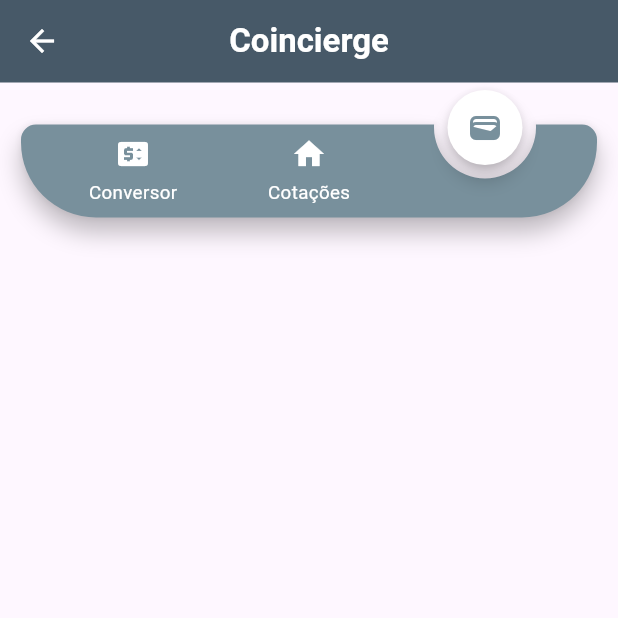
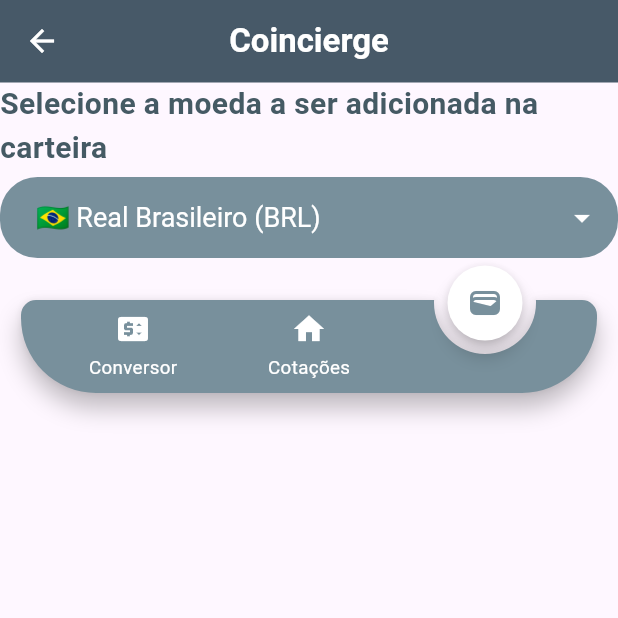
Before and after one commit to Patrickalvares/convertWallet, a Flutter app: the WalletScreen screen opened by its route, on a phone screen of 412 x 824 dp, the top half of it. Run offline on Flutter 3.47's test engine with Material 3 defaults, Android fonts, the phone set to English and light mode, and no system bars; drawn by our look-alikes of animated_notch_bottom_bar; our stand-ins replace dio, flutter_dotenv, flutter_modular, shimmer_animation, sqflite; accounts and stored records are empty; statements that could not run were skipped.

Commit message:
seletor de moedas no wallet

```diff
--- a/lib/features/wallet/wallet_controller.dart
+++ b/lib/features/wallet/wallet_controller.dart
@@ -1 +1,55 @@
-class WalletController {}
+import '../../core/data/singleton/global.dart';
+import '../../core/entities/currency_by_currency.dart';
+import '../../core/entities/currencys.dart';
+import '../../core/repository/currency_repository.dart';
+import '../../utils/helpers/base_controller.dart';
+import '../../utils/helpers/database_helper.dart';
+
+class WalletController extends BaseController {
+  WalletController({
+    required this.repository,
+    required this.dbHelper,
+  });
+
+  bool getCurrencyValuesLoading = false;
+  CurrencyByCurrency? targetCurrencyByCurrency;
+  final CurrencyRepository repository;
+  final DatabaseHelper dbHelper;
+  Currency? selectedTargetCurrency;
+  Future<void> getCurrencyValues() async {
+    getCurrencyValuesLoading = true;
+    update();
+
+    await repository
+        .obterCurrencyByCurrency(
+      params: generateCurrencyCombinations(Global.instance.selectedStandartCurrency),
+    )
+        .then((value) async {
+      await dbHelper.clearCurrencyByCurrencies();
+      Global.instance.currencies = value;
+      for (final currency in value) {
+        await dbHelper.insertCurrencyByCurrency(currency);
+      }
+    }).catchError((error) {});
+
+    getCurrencyValuesLoading = false;
+    update();
+  }
+
+  Future<void> setSourceCurrency(Currency? currency) async {
+    Global.instance.selectedStandartCurrency = currency!;
+    await getCurrencyValues();
+    targetCurrencyByCurrency = Global.instance.currencies.firstWhere((element) => element.targetCurrency == selectedTargetCurrency);
+  }
+
+  String generateCurrencyCombinations(Currency selectedCurrency) {
+    final List<String> combinations = [];
+
+    for (final Currency currency in Currency.values) {
+      if (currency != selectedCurrency) {
+        combinations.add('${currency.code}');
+      }
+    }
+    return "&currencies=${combinations.join(',')}&base_currency=${selectedCurrency.code}";
+  }
+}
--- a/lib/features/wallet/wallet_screen.dart
+++ b/lib/features/wallet/wallet_screen.dart
@@ -3,6 +3,8 @@
 
 import '../../core/common_widgets/app_bar.dart';
 import '../../core/common_widgets/bottom_navigation_bar.dart';
+import '../../core/data/singleton/global.dart';
+import '../../core/entities/currencys.dart';
 import 'wallet_controller.dart';
 
 class WalletScreen extends StatefulWidget {
@@ -24,6 +26,45 @@
       ),
       body: Column(
         children: [
+          Text(
+            'Selecione a moeda a ser adicionada na carteira',
+            style: TextStyle(
+              fontSize: 20,
+              color: Colors.blueGrey.shade700,
+              fontWeight: FontWeight.bold,
+            ),
+          ),
+          const SizedBox(height: 5),
+          DropdownButtonFormField<Currency>(
+            decoration: InputDecoration(
+              filled: true,
+              fillColor: Colors.blueGrey[400],
+              border: OutlineInputBorder(
+                borderRadius: BorderRadius.circular(25),
+                borderSide: BorderSide.none,
+              ),
+              contentPadding: const EdgeInsets.symmetric(vertical: 15, horizontal: 20),
+            ),
+            hint: const Text(
+              'Selecione uma moeda',
+              style: TextStyle(color: Colors.white, fontWeight: FontWeight.bold),
+            ),
+            value: Global.instance.selectedStandartCurrency,
+            style: const TextStyle(color: Colors.white),
+            iconDisabledColor: Colors.white,
+            iconEnabledColor: Colors.white,
+            dropdownColor: Colors.blueGrey[400],
+            onChanged: widget.controller.setSourceCurrency,
+            items: Currency.values.where((currency) => currency != widget.controller.selectedTargetCurrency).map<DropdownMenuItem<Currency>>((Currency currency) {
+              return DropdownMenuItem<Currency>(
+                value: currency,
+                child: Text(
+                  '${currency.flagEmoji} ${currency.name} (${currency.code})',
+                  style: const TextStyle(fontSize: 18),
+                ),
+              );
+            }).toList(),
+          ),
           StyledBottomNavigationBar(
             notchBottomBarController: notchBottomBarController,
           ),
--- a/lib/utils/helpers/log.dart
+++ b/lib/utils/helpers/log.dart
@@ -1,5 +1,3 @@
-// ignore_for_file: constant_identifier_names
-
 import 'dart:developer' as developer;
 
 import 'package:flutter/foundation.dart' as foundation;
```
Also changed, not shown: lib/core/entities/walleted_currency.dart (added, +10 -0 lines).
